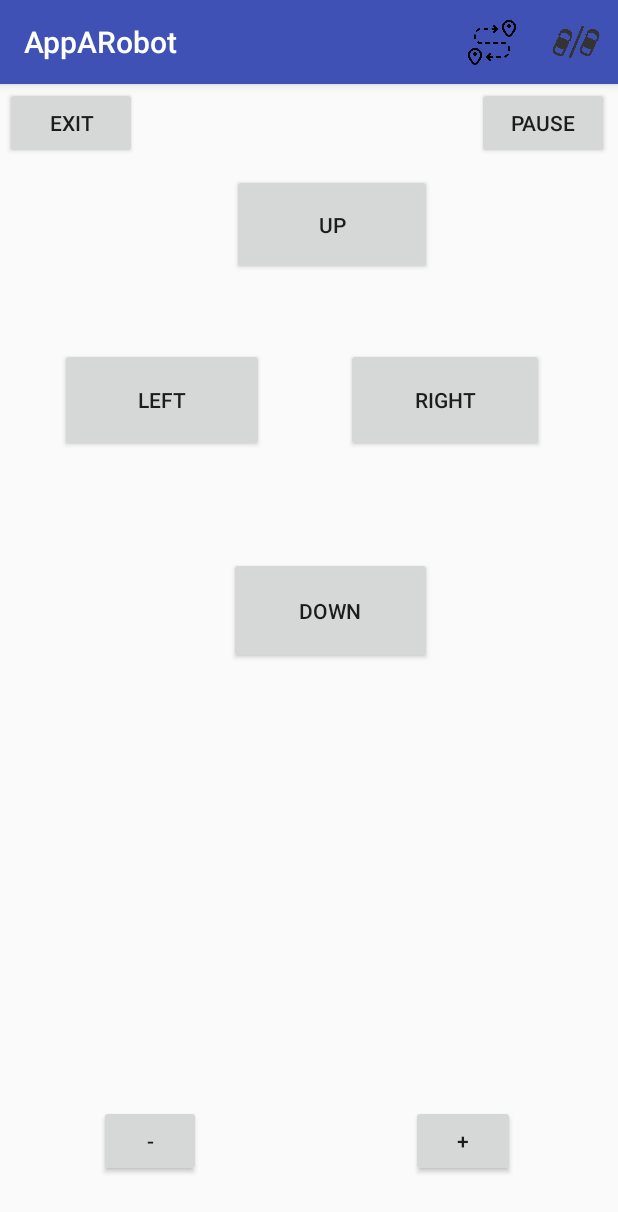
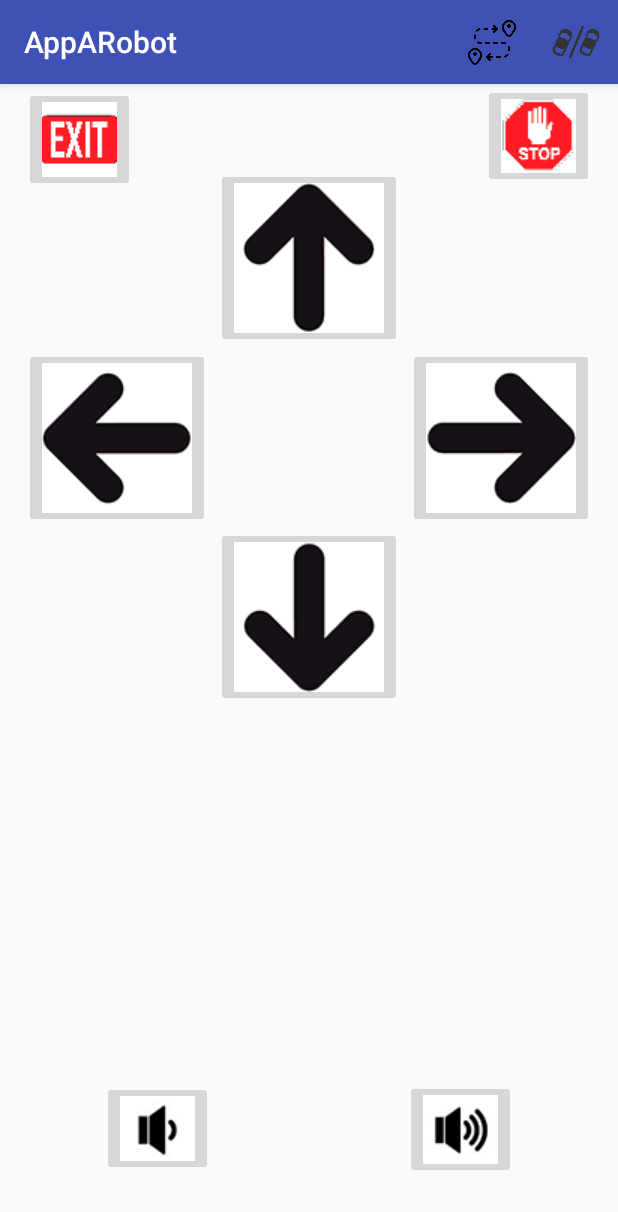
Before and after one commit to AmebaWorks/LegoGrupal, an Android app: the screen it shows after launch (MainActivity), on a phone screen of 412 x 824 dp. Shown: the top 1212 px of the screen. Run offline under Robolectric (Android 15) with nearby library versions, the phone set to English and light mode, and no system bars.

Commit message:
Interfaz cambiada, igual cambio el boton del mas tambn nuse

```diff
--- a/app/src/main/java/com/example/cristina/apparobot/MainActivity.java
+++ b/app/src/main/java/com/example/cristina/apparobot/MainActivity.java
@@ -1,30 +1,27 @@
 package com.example.cristina.apparobot;
 
 import android.annotation.SuppressLint;
-import android.app.Activity;
 import android.app.AlertDialog;
 import android.bluetooth.BluetoothAdapter;
 import android.bluetooth.BluetoothDevice;
 import android.bluetooth.BluetoothSocket;
 import android.content.DialogInterface;
 import android.content.Intent;
-import android.os.Debug;
 import android.support.design.widget.FloatingActionButton;
 import android.support.v7.app.AppCompatActivity;
 import android.os.Bundle;
-import android.text.Editable;
 import android.util.Log;
 import android.view.Menu;
 import android.view.MenuItem;
 import android.view.View;
-import android.widget.AdapterView;
 import android.widget.ArrayAdapter;
 import android.widget.Button;
 import android.widget.EditText;
+import android.widget.ImageButton;
 import android.widget.ImageView;
 import android.widget.ListView;
 import android.widget.TextView;
-import android.widget.Toast;
+
 import java.io.BufferedWriter;
 import java.io.IOException;
 import java.io.InputStreamReader;
@@ -42,24 +39,24 @@ public class MainActivity extends AppCompatActivity implements CustomAdapter.Cus
 
     //path
     String path;
-    Button up;
-    Button down;
-    Button right;
-    Button left;
-    Button increaseVolume;
-    Button decreaseVolume;
-    Button exit;
-    Button pause;
+    ImageButton up;
+    ImageButton down;
+    ImageButton right;
+    ImageButton left;
+    ImageButton increaseVolume;
+    ImageButton decreaseVolume;
+    ImageButton exit;
+    ImageButton pause;
 
     //parking
     ImageView delantera;
     ImageView trasera;
-    Button upPark ;
-    Button downPark ;
-    Button rightPark ;
-    Button leftPark ;
-    Button backPark ;
-    Button pausePark ;
+    ImageButton upPark ;
+    ImageButton downPark ;
+    ImageButton rightPark ;
+    ImageButton leftPark ;
+    ImageButton backPark ;
+    ImageButton pausePark ;
 
     //main
     TextView direction1;
@@ -70,8 +67,8 @@ public class MainActivity extends AppCompatActivity implements CustomAdapter.Cus
     EditText seg2;
     EditText seg3;
     EditText seg4;
-    Button run;
-    Button backPath;
+    ImageButton run;
+    ImageButton backPath;
     Asynctask at;
 
     @Override
@@ -85,14 +82,14 @@ public class MainActivity extends AppCompatActivity implements CustomAdapter.Cus
         setContentView(R.layout.activity_main);
 
         //Initialize main buttons
-        up = (Button) findViewById(R.id.buttonUp);
-        down = (Button) findViewById(R.id.buttonDown);
-        right = (Button) findViewById(R.id.buttonRight);
-        left = (Button) findViewById(R.id.buttonLeft);
-        increaseVolume = (Button) findViewById(R.id.buttonMasVol);
-        decreaseVolume = (Button) findViewById(R.id.buttonMenosVol);
-        exit = (Button) findViewById(R.id.buttonExit);
-        pause = (Button) findViewById(R.id.buttonPause);
+        up = findViewById(R.id.buttonUp);
+        down = findViewById(R.id.buttonDown);
+        right = findViewById(R.id.buttonRight);
+        left = findViewById(R.id.buttonLeft);
+        increaseVolume = findViewById(R.id.buttonMasVol);
+        decreaseVolume = findViewById(R.id.buttonMenosVol);
+        exit = findViewById(R.id.buttonExit);
+        pause = findViewById(R.id.buttonPause);
 
         up.setOnClickListener(new View.OnClickListener() {
             @Override
@@ -210,12 +207,12 @@ public class MainActivity extends AppCompatActivity implements CustomAdapter.Cus
 
         delantera = (ImageView) findViewById(R.id.imgDelantero);
         trasera = (ImageView) findViewById(R.id.imgTrasero);
-        upPark = (Button) findViewById(R.id.buttonUpPark);
-        downPark = (Button) findViewById(R.id.buttonDownPark);
-        rightPark = (Button) findViewById(R.id.buttonRightPark);
-        leftPark = (Button) findViewById(R.id.buttonLeftPark);
-        backPark = (Button) findViewById(R.id.buttonBackPark);
-        pausePark = (Button) findViewById(R.id.buttonPausePark);
+        upPark = findViewById(R.id.Park);
+        downPark = findViewById(R.id.buttonDownPark);
+        rightPark = findViewById(R.id.buttonRightPark);
+        leftPark = findViewById(R.id.buttonLeftPark);
+        backPark = findViewById(R.id.buttonBackPark);
+        pausePark = findViewById(R.id.buttonPausePark);
 
         upPark.setOnClickListener(new View.OnClickListener() {
             @Override
@@ -282,8 +279,8 @@ public class MainActivity extends AppCompatActivity implements CustomAdapter.Cus
         listView.setAdapter(adapter);
 
         fbutton = (FloatingActionButton) findViewById(R.id.fbutton);
-        run = (Button) findViewById(R.id.ButtonRun);
-        backPath = (Button) findViewById(R.id.buttonBackPath);
+        run = findViewById(R.id.ButtonRun);
+        backPath = findViewById(R.id.buttonBackPath);
         run.setEnabled(false);
 
 
--- a/app/src/main/res/layout/activity_main.xml
+++ b/app/src/main/res/layout/activity_main.xml
@@ -6,86 +6,90 @@
     android:layout_height="match_parent"
     tools:context="com.example.cristina.apparobot.MainActivity">
 
-    <Button
-        android:id="@+id/buttonUp"
-        android:layout_width="133dp"
-        android:layout_height="67dp"
-        android:layout_marginEnd="124dp"
-        android:layout_marginTop="60dp"
-        android:text="UP"
-        app:layout_constraintEnd_toEndOf="parent"
-        app:layout_constraintTop_toTopOf="parent" />
-
-    <Button
-        android:id="@+id/buttonDown"
-        android:layout_width="135dp"
-        android:layout_height="71dp"
-        android:layout_marginEnd="124dp"
-        android:layout_marginTop="315dp"
-        android:text="DOWN"
-        app:layout_constraintEnd_toEndOf="parent"
-        app:layout_constraintTop_toTopOf="parent" />
-
-    <Button
-        android:id="@+id/buttonRight"
-        android:layout_width="132dp"
-        android:layout_height="69dp"
-        android:layout_marginEnd="49dp"
-        android:layout_marginTop="176dp"
-        android:text="RIGHT"
-        app:layout_constraintEnd_toEndOf="parent"
-        app:layout_constraintTop_toTopOf="parent" />
-
-    <Button
-        android:id="@+id/buttonLeft"
-        android:layout_width="136dp"
-        android:layout_height="69dp"
-        android:layout_marginStart="40dp"
-        android:layout_marginTop="176dp"
-        android:text="LEFT"
-        app:layout_constraintStart_toStartOf="parent"
-        app:layout_constraintTop_toTopOf="parent" />
-
-    <Button
-        android:id="@+id/buttonMasVol"
-        android:layout_width="69dp"
-        android:layout_height="wrap_content"
-        android:layout_marginBottom="39dp"
-        android:layout_marginEnd="55dp"
-        android:layout_marginStart="126dp"
-        android:text="+"
-        app:layout_constraintBottom_toBottomOf="parent"
-        app:layout_constraintEnd_toEndOf="parent"
-        app:layout_constraintStart_toEndOf="@+id/buttonMenosVol" />
-
-    <Button
-        android:id="@+id/buttonMenosVol"
-        android:layout_width="68dp"
-        android:layout_height="wrap_content"
-        android:layout_marginBottom="39dp"
-        android:layout_marginStart="66dp"
-        android:text="-"
-        app:layout_constraintBottom_toBottomOf="parent"
-        app:layout_constraintStart_toStartOf="parent" />
-
-    <Button
+    <ImageButton
         android:id="@+id/buttonExit"
         android:layout_width="wrap_content"
         android:layout_height="wrap_content"
-        android:layout_marginStart="3dp"
+        android:layout_marginLeft="16dp"
+        android:layout_marginStart="16dp"
         android:layout_marginTop="2dp"
-        android:text="Exit"
         app:layout_constraintStart_toStartOf="parent"
-        app:layout_constraintTop_toTopOf="parent" />
+        app:layout_constraintTop_toTopOf="parent"
+        app:srcCompat="@drawable/exit" />
 
-    <Button
+    <ImageButton
         android:id="@+id/buttonPause"
         android:layout_width="wrap_content"
         android:layout_height="wrap_content"
-        android:layout_marginEnd="6dp"
-        android:layout_marginTop="2dp"
-        android:text="Pause"
+        android:layout_marginEnd="16dp"
+        android:layout_marginRight="16dp"
         app:layout_constraintEnd_toEndOf="parent"
-        app:layout_constraintTop_toTopOf="parent" />
+        app:layout_constraintTop_toTopOf="parent"
+        app:srcCompat="@drawable/stop" />
+
+    <ImageButton
+        android:id="@+id/buttonUp"
+        android:layout_width="wrap_content"
+        android:layout_height="wrap_content"
+        android:layout_marginBottom="119dp"
+        android:layout_marginTop="56dp"
+        app:layout_constraintBottom_toTopOf="@+id/buttonDown"
+        app:layout_constraintEnd_toEndOf="parent"
+        app:layout_constraintStart_toStartOf="parent"
+        app:layout_constraintTop_toTopOf="parent"
+        app:srcCompat="@drawable/arriba" />
+
+    <ImageButton
+        android:id="@+id/buttonLeft"
+        android:layout_width="wrap_content"
+        android:layout_height="wrap_content"
+        android:layout_marginLeft="16dp"
+        android:layout_marginStart="16dp"
+        android:layout_marginTop="104dp"
+        app:layout_constraintStart_toStartOf="parent"
+        app:layout_constraintTop_toBottomOf="@+id/buttonExit"
+        app:srcCompat="@drawable/izquierda" />
+
+    <ImageButton
+        android:id="@+id/buttonRight"
+        android:layout_width="wrap_content"
+        android:layout_height="wrap_content"
+        android:layout_marginEnd="16dp"
+        android:layout_marginRight="16dp"
+        app:layout_constraintEnd_toEndOf="parent"
+        app:layout_constraintTop_toBottomOf="@+id/buttonUp"
+        app:srcCompat="@drawable/derecha" />
+
+    <ImageButton
+        android:id="@+id/buttonDown"
+        android:layout_width="wrap_content"
+        android:layout_height="wrap_content"
+        android:layout_marginTop="119dp"
+        app:layout_constraintEnd_toEndOf="parent"
+        app:layout_constraintStart_toStartOf="parent"
+        app:layout_constraintTop_toBottomOf="@+id/buttonUp"
+        app:srcCompat="@drawable/abajo" />
+
+    <ImageButton
+        android:id="@+id/buttonMenosVol"
+        android:layout_width="wrap_content"
+        android:layout_height="63dp"
+        android:layout_marginBottom="40dp"
+        android:layout_marginLeft="68dp"
+        android:layout_marginStart="68dp"
+        app:layout_constraintBottom_toBottomOf="parent"
+        app:layout_constraintStart_toStartOf="parent"
+        app:srcCompat="@drawable/volumemin" />
+
+    <ImageButton
+        android:id="@+id/buttonMasVol"
+        android:layout_width="wrap_content"
+        android:layout_height="wrap_content"
+        android:layout_marginBottom="38dp"
+        android:layout_marginEnd="68dp"
+        android:layout_marginRight="68dp"
+        app:layout_constraintBottom_toBottomOf="parent"
+        app:layout_constraintEnd_toEndOf="parent"
+        app:srcCompat="@drawable/volumemax" />
 
 </android.support.constraint.ConstraintLayout>
```
Also changed, not shown: app/src/main/res/layout/activity_parking.xml (+39 -36 lines), app/src/main/res/layout/activity_path.xml (+6 -13 lines), app/src/main/res/drawable/abajo.png (added), app/src/main/res/drawable/arriba.png (added), app/src/main/res/drawable/back.png (added), app/src/main/res/drawable/derecha.png (added), app/src/main/res/drawable/exit.png (added), app/src/main/res/drawable/gobutton.png (added), app/src/main/res/drawable/izquierda.png (added), app/src/main/res/drawable/stop.png (added), app/src/main/res/drawable/volumemax.png (added), app/src/main/res/drawable/volumemin.png (added).
